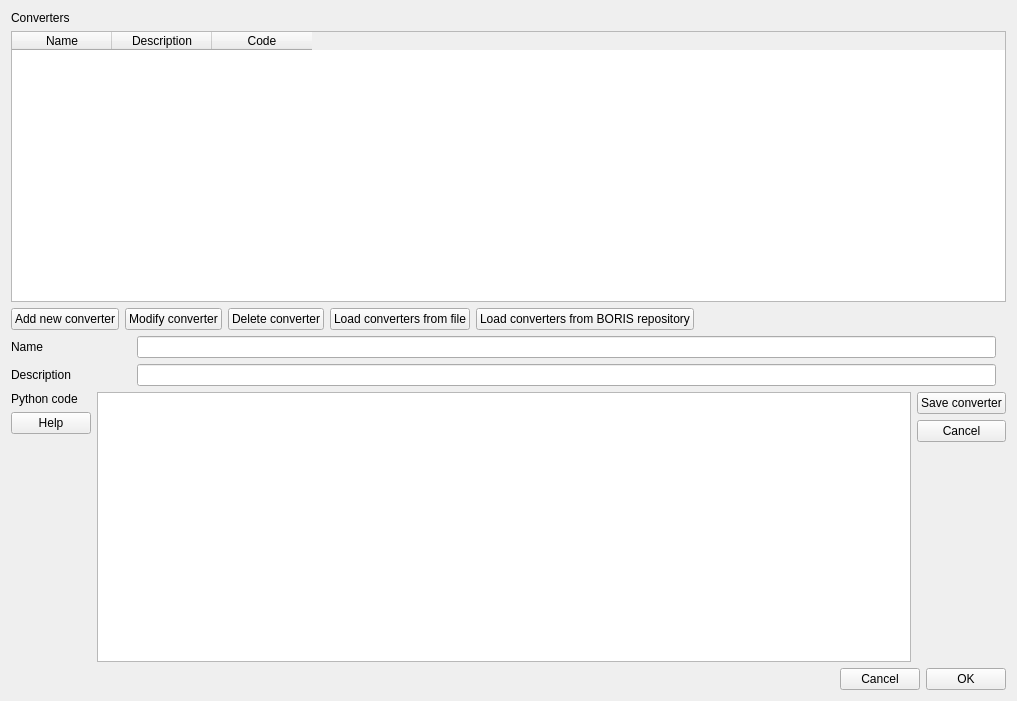
First picture: the form in converters.ui, repository olivierfriard/BORIS, before the edit.
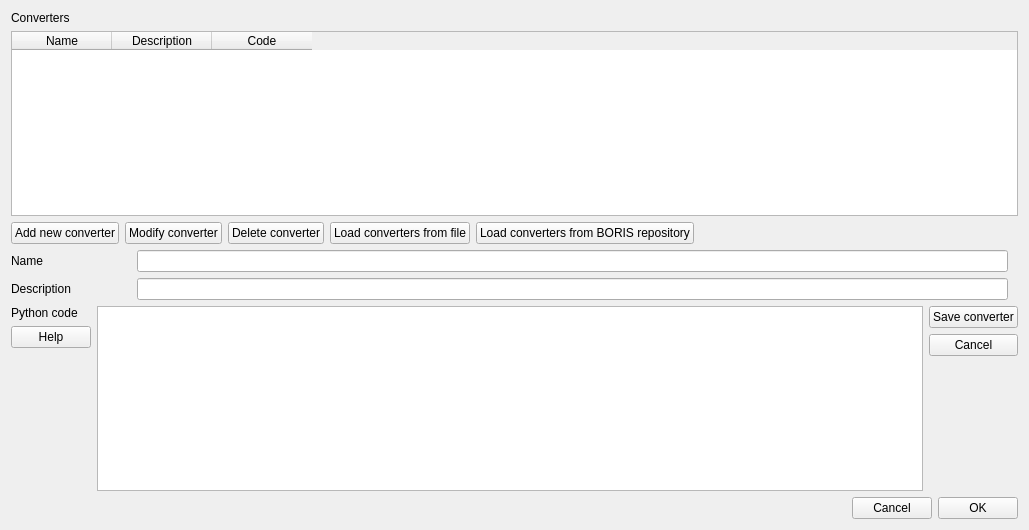
Second picture: the form after the edit.

```diff
--- a/converters.ui
+++ b/converters.ui
@@ -6,8 +6,8 @@
    <rect>
     <x>0</x>
     <y>0</y>
-    <width>1017</width>
-    <height>701</height>
+    <width>1029</width>
+    <height>530</height>
    </rect>
   </property>
   <property name="windowTitle">
```
Left out of the diff: 4 changed lines with no effect on the pictures.
